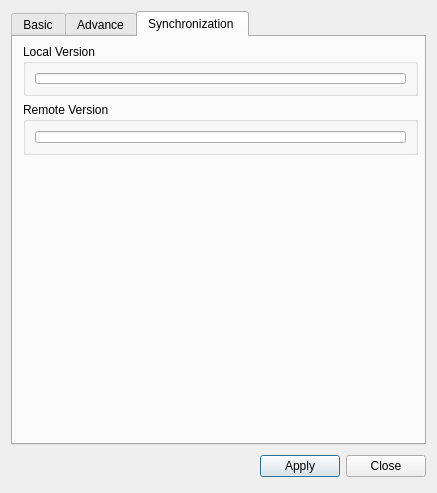
This is managefile/propofdirdialog.ui in MrMattMunro/filesearch as Qt 5 draws it before an edit. The edited form follows.
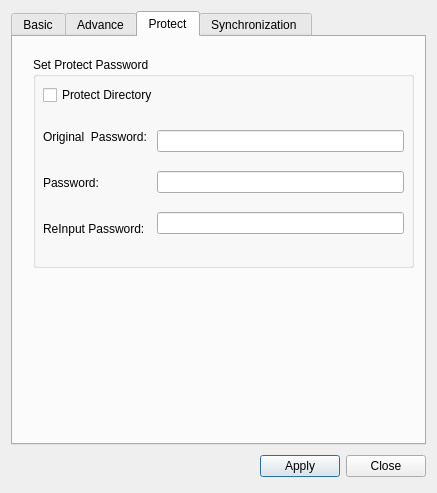
This is the edited form. The open tabs and pages were chosen to show the change.

Patch:
```diff
--- a/managefile/propofdirdialog.ui
+++ b/managefile/propofdirdialog.ui
@@ -196,11 +196,28 @@
         </layout>
        </widget>
       </widget>
+     </widget>
+     <widget class="QWidget" name="tab">
+      <attribute name="title">
+       <string>Protect</string>
+      </attribute>
+      <widget class="QGroupBox" name="groupBox_8">
+       <property name="geometry">
+        <rect>
+         <x>20</x>
+         <y>20</y>
+         <width>381</width>
+         <height>211</height>
+        </rect>
+       </property>
+       <property name="title">
+        <string>Set Protect Password</string>
+       </property>
       <widget class="QCheckBox" name="isProtect">
        <property name="geometry">
         <rect>
-         <x>20</x>
-         <y>170</y>
+          <x>10</x>
+          <y>30</y>
          <width>125</width>
          <height>16</height>
         </rect>
@@ -209,16 +226,16 @@
         <string>Protect Directory</string>
        </property>
       </widget>
-      <widget class="QWidget" name="">
+       <widget class="QWidget" name="layoutWidget_2">
        <property name="geometry">
         <rect>
-         <x>30</x>
-         <y>200</y>
+          <x>10</x>
+          <y>60</y>
          <width>361</width>
          <height>132</height>
         </rect>
        </property>
-       <layout class="QHBoxLayout" name="horizontalLayout">
+        <layout class="QHBoxLayout" name="horizontalLayout_2">
         <item>
          <layout class="QVBoxLayout" name="verticalLayout">
           <item>
@@ -270,6 +287,7 @@
          </layout>
         </item>
        </layout>
+       </widget>
       </widget>
      </widget>
      <widget class="QWidget" name="synch">
```
Left out of the diff: 12 changed lines with no effect on the pictures. Lines whose indentation alone changed are shown as unchanged.
